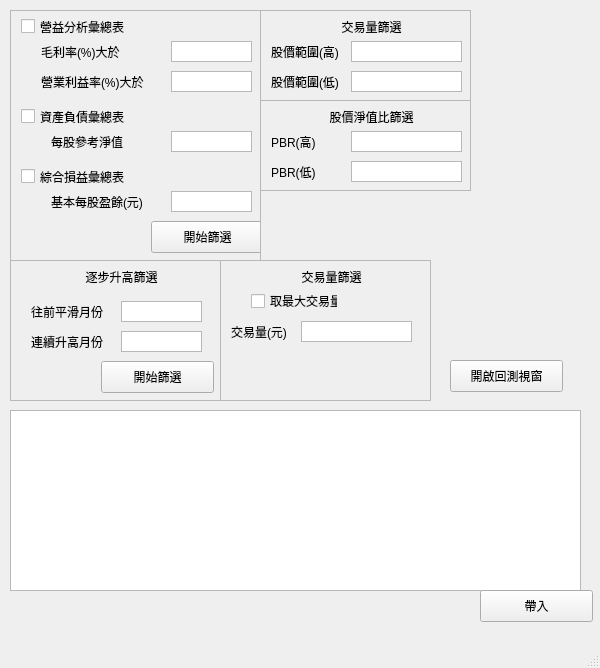
The window that UI_pick.ui (bjioljlo/StockHistory) describes before a commit, drawn with Qt 5.
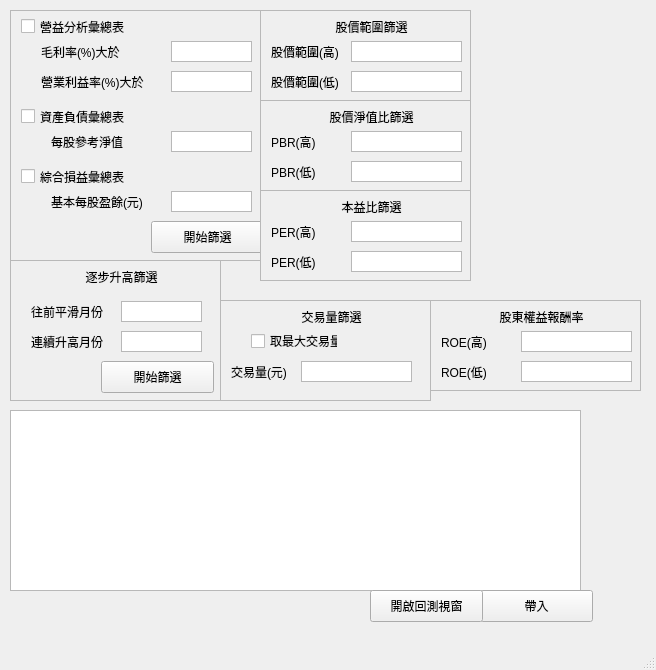
The same window after the commit.

The edit to the form file:
```diff
--- a/UI_pick.ui
+++ b/UI_pick.ui
@@ -6,8 +6,8 @@
    <rect>
     <x>0</x>
     <y>0</y>
-    <width>600</width>
-    <height>668</height>
+    <width>656</width>
+    <height>670</height>
    </rect>
   </property>
   <property name="windowTitle">
@@ -341,8 +341,8 @@
    <widget class="QPushButton" name="button_openBackWindow">
     <property name="geometry">
      <rect>
-      <x>450</x>
-      <y>360</y>
+      <x>370</x>
+      <y>590</y>
       <width>113</width>
       <height>32</height>
      </rect>
@@ -355,9 +355,9 @@
     <property name="geometry">
      <rect>
       <x>220</x>
-      <y>260</y>
+      <y>300</y>
       <width>211</width>
-      <height>141</height>
+      <height>101</height>
      </rect>
     </property>
     <property name="widgetResizable">
@@ -369,7 +369,7 @@
        <x>0</x>
        <y>0</y>
        <width>209</width>
-       <height>139</height>
+       <height>99</height>
       </rect>
      </property>
      <widget class="QTextEdit" name="input_volum">
@@ -492,7 +492,7 @@
        </rect>
       </property>
       <property name="text">
-       <string>交易量篩選</string>
+       <string>股價範圍篩選</string>
       </property>
       <property name="alignment">
        <set>Qt::AlignCenter</set>
@@ -626,6 +626,200 @@
      </widget>
     </widget>
    </widget>
+   <widget class="QScrollArea" name="scrollArea_6">
+    <property name="geometry">
+     <rect>
+      <x>260</x>
+      <y>190</y>
+      <width>211</width>
+      <height>91</height>
+     </rect>
+    </property>
+    <property name="widgetResizable">
+     <bool>true</bool>
+    </property>
+    <widget class="QWidget" name="scrollAreaWidgetContents_6">
+     <property name="geometry">
+      <rect>
+       <x>0</x>
+       <y>0</y>
+       <width>209</width>
+       <height>89</height>
+      </rect>
+     </property>
+     <widget class="QTextEdit" name="input_PER_high">
+      <property name="geometry">
+       <rect>
+        <x>90</x>
+        <y>30</y>
+        <width>111</width>
+        <height>21</height>
+       </rect>
+      </property>
+      <property name="verticalScrollBarPolicy">
+       <enum>Qt::ScrollBarAlwaysOff</enum>
+      </property>
+      <property name="horizontalScrollBarPolicy">
+       <enum>Qt::ScrollBarAlwaysOff</enum>
+      </property>
+     </widget>
+     <widget class="QLabel" name="label_16">
+      <property name="geometry">
+       <rect>
+        <x>10</x>
+        <y>30</y>
+        <width>101</width>
+        <height>21</height>
+       </rect>
+      </property>
+      <property name="text">
+       <string>PER(高)</string>
+      </property>
+     </widget>
+     <widget class="QLabel" name="label_17">
+      <property name="geometry">
+       <rect>
+        <x>60</x>
+        <y>0</y>
+        <width>101</width>
+        <height>31</height>
+       </rect>
+      </property>
+      <property name="text">
+       <string>本益比篩選</string>
+      </property>
+      <property name="alignment">
+       <set>Qt::AlignCenter</set>
+      </property>
+     </widget>
+     <widget class="QLabel" name="label_18">
+      <property name="geometry">
+       <rect>
+        <x>10</x>
+        <y>60</y>
+        <width>101</width>
+        <height>21</height>
+       </rect>
+      </property>
+      <property name="text">
+       <string>PER(低)</string>
+      </property>
+     </widget>
+     <widget class="QTextEdit" name="input_PER_low">
+      <property name="geometry">
+       <rect>
+        <x>90</x>
+        <y>60</y>
+        <width>111</width>
+        <height>21</height>
+       </rect>
+      </property>
+      <property name="verticalScrollBarPolicy">
+       <enum>Qt::ScrollBarAlwaysOff</enum>
+      </property>
+      <property name="horizontalScrollBarPolicy">
+       <enum>Qt::ScrollBarAlwaysOff</enum>
+      </property>
+     </widget>
+    </widget>
+   </widget>
+   <widget class="QScrollArea" name="scrollArea_7">
+    <property name="geometry">
+     <rect>
+      <x>430</x>
+      <y>300</y>
+      <width>211</width>
+      <height>91</height>
+     </rect>
+    </property>
+    <property name="widgetResizable">
+     <bool>true</bool>
+    </property>
+    <widget class="QWidget" name="scrollAreaWidgetContents_7">
+     <property name="geometry">
+      <rect>
+       <x>0</x>
+       <y>0</y>
+       <width>209</width>
+       <height>89</height>
+      </rect>
+     </property>
+     <widget class="QTextEdit" name="input_ROE_high">
+      <property name="geometry">
+       <rect>
+        <x>90</x>
+        <y>30</y>
+        <width>111</width>
+        <height>21</height>
+       </rect>
+      </property>
+      <property name="verticalScrollBarPolicy">
+       <enum>Qt::ScrollBarAlwaysOff</enum>
+      </property>
+      <property name="horizontalScrollBarPolicy">
+       <enum>Qt::ScrollBarAlwaysOff</enum>
+      </property>
+     </widget>
+     <widget class="QLabel" name="label_19">
+      <property name="geometry">
+       <rect>
+        <x>10</x>
+        <y>30</y>
+        <width>101</width>
+        <height>21</height>
+       </rect>
+      </property>
+      <property name="text">
+       <string>ROE(高)</string>
+      </property>
+     </widget>
+     <widget class="QLabel" name="label_20">
+      <property name="geometry">
+       <rect>
+        <x>60</x>
+        <y>0</y>
+        <width>101</width>
+        <height>31</height>
+       </rect>
+      </property>
+      <property name="text">
+       <string>股東權益報酬率</string>
+      </property>
+      <property name="alignment">
+       <set>Qt::AlignCenter</set>
+      </property>
+     </widget>
+     <widget class="QLabel" name="label_21">
+      <property name="geometry">
+       <rect>
+        <x>10</x>
+        <y>60</y>
+        <width>101</width>
+        <height>21</height>
+       </rect>
+      </property>
+      <property name="text">
+       <string>ROE(低)</string>
+      </property>
+     </widget>
+     <widget class="QTextEdit" name="input_ROE_low">
+      <property name="geometry">
+       <rect>
+        <x>90</x>
+        <y>60</y>
+        <width>111</width>
+        <height>21</height>
+       </rect>
+      </property>
+      <property name="verticalScrollBarPolicy">
+       <enum>Qt::ScrollBarAlwaysOff</enum>
+      </property>
+      <property name="horizontalScrollBarPolicy">
+       <enum>Qt::ScrollBarAlwaysOff</enum>
+      </property>
+     </widget>
+    </widget>
+   </widget>
   </widget>
   <widget class="QMenuBar" name="menubar">
    <property name="geometry">
```
Left out of the diff: 2 changed lines with no effect on the pictures.
